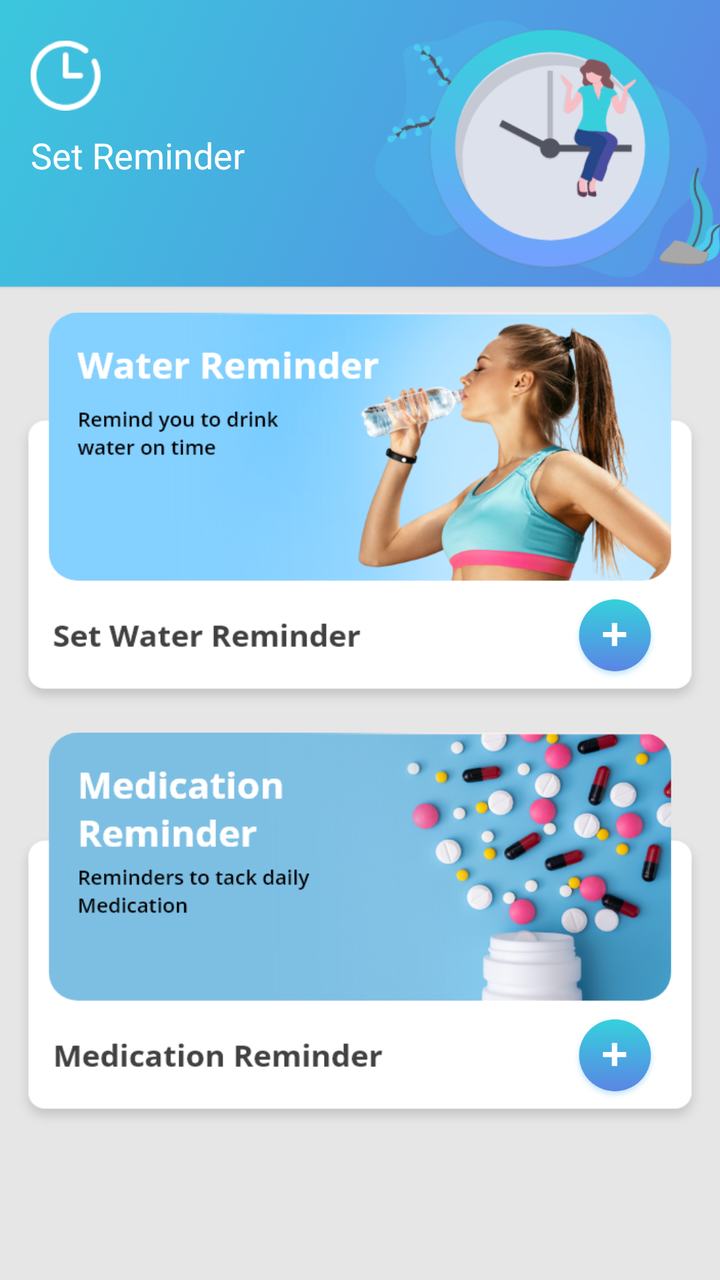
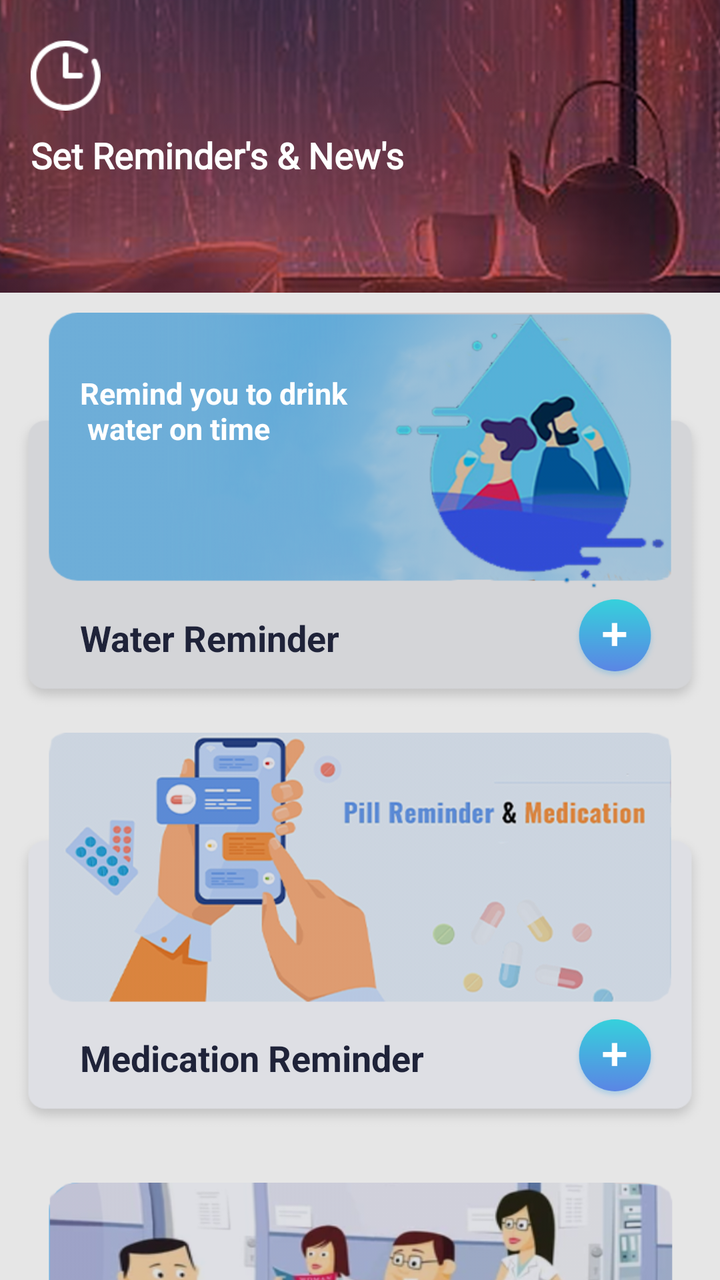

An Android layout rendered at two revisions. The XML below is the earlier revision; the diff shows what the commit changed to produce the second picture.
<!-- AndroidManifest.xml: application theme AppTheme -->
<!-- res/layout/fragment_reminder.xml -->
<?xml version="1.0" encoding="utf-8"?>
<RelativeLayout xmlns:android="http://schemas.android.com/apk/res/android"
    xmlns:aapt="http://schemas.android.com/aapt"
    xmlns:app="http://schemas.android.com/tools"
    xmlns:sweet="http://schemas.android.com/apk/res-auto"
    android:layout_width="match_parent"
    android:layout_height="match_parent"
    android:background="@color/gray_color">


    <RelativeLayout
        android:id="@+id/banner1"
        android:layout_width="match_parent"
        android:layout_height="wrap_content"
        android:layout_marginLeft="-5dp"
        android:layout_marginTop="-20dp"
        android:layout_marginRight="-5dp"
        android:background="@mipmap/banner_reminder">

        <ImageView
            android:id="@+id/i1"
            android:layout_width="35dp"
            android:layout_height="35dp"
            android:layout_marginLeft="@dimen/text_20"
            android:layout_marginTop="40dp"
            android:src="@mipmap/reminder_22" />

        <TextView
            android:layout_width="match_parent"
            android:layout_height="wrap_content"
            android:text="Set Reminder"
            android:textColor="@color/white"
            android:textSize="@dimen/text_18"
            android:layout_below="@+id/i1"
            android:layout_marginLeft="@dimen/text_20"
            android:layout_marginTop="10dp"
            android:fontFamily="@font/gothic"/>

    </RelativeLayout>

    <androidx.core.widget.NestedScrollView
        android:layout_width="match_parent"
        android:layout_below="@+id/banner1"
        android:layout_height="match_parent">


    <RelativeLayout
        android:layout_width="match_parent"
        android:layout_height="match_parent"
       >

        <RelativeLayout
            android:id="@+id/relaa1"
            android:layout_width="match_parent"
            android:layout_height="wrap_content"
            android:layout_marginLeft="5dp"
            android:layout_marginTop="10dp"
            android:layout_marginRight="5dp">

            <ImageView
                android:id="@+id/set_water"
                android:layout_width="match_parent"
                android:layout_height="wrap_content"
                android:background="@mipmap/set_water" />

            <ImageView
                android:id="@+id/butoon_plus"
                android:layout_width="45dp"
                android:layout_height="45dp"
                android:layout_below="@+id/set_water"
                android:layout_alignParentRight="true"
                android:layout_marginTop="-60dp"
                android:layout_marginRight="25dp"
                android:background="@mipmap/add_22" />
        </RelativeLayout>

        <RelativeLayout
            android:layout_below="@+id/relaa1"
            android:layout_width="match_parent"
            android:layout_height="wrap_content"
            android:layout_marginLeft="5dp"
            android:layout_marginTop="10dp"
            android:layout_marginRight="5dp">

            <ImageView
                android:id="@+id/set_medicion"
                android:layout_width="match_parent"
                android:layout_height="wrap_content"
                android:background="@mipmap/set_medication" />

            <ImageView
                android:id="@+id/butoon_plus1"
                android:layout_width="45dp"
                android:layout_height="45dp"
                android:layout_below="@+id/set_medicion"
                android:layout_alignParentRight="true"
                android:layout_marginTop="-60dp"
                android:layout_marginRight="25dp"
                android:background="@mipmap/add_22" />
        </RelativeLayout>


    </RelativeLayout>
    </androidx.core.widget.NestedScrollView>

</RelativeLayout>
<!-- resources referenced by this layout -->
<resources>
  <color name="gray_color">#E6E6E6</color>
  <color name="white">#ffffff</color>
  <dimen name="text_18">18sp</dimen>
  <dimen name="text_20">20sp</dimen>
  <!-- mipmap add_22: png bitmap (mipmap-xhdpi, 13308 bytes) -->
  <!-- mipmap banner_reminder: png bitmap (mipmap-xhdpi, 73555 bytes) -->
  <!-- mipmap reminder_22: png bitmap (mipmap-xhdpi, 1934 bytes) -->
  <!-- mipmap set_medication: png bitmap (mipmap-xhdpi, 176969 bytes) -->
  <!-- mipmap set_water: png bitmap (mipmap-xhdpi, 175886 bytes) -->
  <style name="AppTheme" parent="Theme.AppCompat.Light.DarkActionBar">
          
          <item name="colorPrimary">@color/colorPrimary</item>
          <item name="colorPrimaryDark">@color/colorPrimaryDark</item>
          <item name="colorAccent">@color/colorAccent</item>
      </style>
  <color name="colorPrimary">#36D1DC</color>
  <color name="colorPrimaryDark">#044fab</color>
  <color name="colorAccent">#03DAC5</color>
</resources>

<!-- the commit's change to res/layout/fragment_reminder.xml (unified diff, before → after) -->
@@ -15,7 +15,9 @@
         android:layout_marginLeft="-5dp"
         android:layout_marginTop="-20dp"
         android:layout_marginRight="-5dp"
-        android:background="@mipmap/banner_reminder">
+        android:backgroundTint="#C68B9F"
+        android:backgroundTintMode="multiply"
+        android:background="@mipmap/banner_reminder_top">
 
         <ImageView
             android:id="@+id/i1"
@@ -28,12 +30,13 @@
         <TextView
             android:layout_width="match_parent"
             android:layout_height="wrap_content"
-            android:text="Set Reminder"
+            android:text="Set Reminder's &amp; New's"
             android:textColor="@color/white"
             android:textSize="@dimen/text_18"
             android:layout_below="@+id/i1"
             android:layout_marginLeft="@dimen/text_20"
             android:layout_marginTop="10dp"
+            android:textStyle="bold"
             android:fontFamily="@font/gothic"/>
 
     </RelativeLayout>
@@ -46,8 +49,7 @@
 
     <RelativeLayout
         android:layout_width="match_parent"
-        android:layout_height="match_parent"
-       >
+        android:layout_height="match_parent">
 
         <RelativeLayout
             android:id="@+id/relaa1"
@@ -61,7 +63,32 @@
                 android:id="@+id/set_water"
                 android:layout_width="match_parent"
                 android:layout_height="wrap_content"
-                android:background="@mipmap/set_water" />
+                android:backgroundTint="#D4D5D8"
+                android:backgroundTintMode="multiply"
+                android:background="@mipmap/set_water_co" />
+
+            <TextView
+                android:layout_width="match_parent"
+                android:layout_height="wrap_content"
+                android:text="Remind you to drink\n water on time"
+                android:textColor="@color/white"
+                android:layout_marginStart="35dp"
+                android:layout_marginLeft="35dp"
+                android:layout_marginTop="30dp"
+                android:textStyle="bold"
+                android:textSize="15dp"/>
+
+            <TextView
+                android:layout_width="match_parent"
+                android:layout_height="wrap_content"
+                android:textSize="18dp"
+                android:padding="10dp"
+                android:layout_below="@+id/set_water"
+                android:layout_marginTop="-60dp"
+                android:layout_marginLeft="25dp"
+                android:textStyle="bold"
+                android:textColor="@color/colorPrimaryDark"
+                android:text="Water Reminder"/>
 
             <ImageView
                 android:id="@+id/butoon_plus"
@@ -75,6 +102,7 @@
         </RelativeLayout>
 
         <RelativeLayout
+            android:id="@+id/relaa2"
             android:layout_below="@+id/relaa1"
             android:layout_width="match_parent"
             android:layout_height="wrap_content"
@@ -86,7 +114,21 @@
                 android:id="@+id/set_medicion"
                 android:layout_width="match_parent"
                 android:layout_height="wrap_content"
-                android:background="@mipmap/set_medication" />
+                android:backgroundTint="#DEDFE4"
+                android:backgroundTintMode="multiply"
+                android:background="@mipmap/medication" />
+
+            <TextView
+                android:layout_width="match_parent"
+                android:layout_height="wrap_content"
+                android:textSize="18dp"
+                android:padding="10dp"
+                android:layout_below="@+id/set_medicion"
+                android:layout_marginTop="-85dp"
+                android:layout_marginLeft="25dp"
+                android:textStyle="bold"
+                android:textColor="@color/colorPrimaryDark"
+                android:text="Medication Reminder"/>
 
             <ImageView
                 android:id="@+id/butoon_plus1"
@@ -94,7 +136,46 @@
                 android:layout_height="45dp"
                 android:layout_below="@+id/set_medicion"
                 android:layout_alignParentRight="true"
-                android:layout_marginTop="-60dp"
+                android:layout_marginTop="-85dp"
+                android:layout_marginRight="25dp"
+                android:background="@mipmap/add_22" />
+        </RelativeLayout>
+
+        <RelativeLayout
+            android:id="@+id/relaa3"
+            android:layout_below="@+id/relaa2"
+            android:layout_width="match_parent"
+            android:layout_height="wrap_content"
+            android:layout_marginLeft="5dp"
+            android:layout_marginRight="5dp">
+
+            <ImageView
+                android:id="@+id/set_news"
+                android:layout_width="match_parent"
+                android:layout_height="wrap_content"
+                android:backgroundTint="#DEDFE4"
+                android:backgroundTintMode="multiply"
+                android:background="@mipmap/news_update" />
+
+            <TextView
+                android:layout_width="match_parent"
+                android:layout_height="wrap_content"
+                android:textSize="18dp"
+                android:padding="10dp"
+                android:layout_below="@+id/set_news"
+                android:layout_marginTop="-70dp"
+                android:layout_marginLeft="25dp"
+                android:textStyle="bold"
+                android:textColor="@color/colorPrimaryDark"
+                android:text="Health News"/>
+
+            <ImageView
+                android:id="@+id/butoon_go_health"
+                android:layout_width="45dp"
+                android:layout_height="45dp"
+                android:layout_below="@+id/set_news"
+                android:layout_alignParentRight="true"
+                android:layout_marginTop="-70dp"
                 android:layout_marginRight="25dp"
                 android:background="@mipmap/add_22" />
         </RelativeLayout>
<!-- resource entries referenced after the edit -->
@@ -5,18 +5,19 @@
   <dimen name="text_18">18sp</dimen>
   <dimen name="text_20">20sp</dimen>
   <!-- mipmap add_22: png bitmap (mipmap-xhdpi, 13308 bytes) -->
-  <!-- mipmap banner_reminder: png bitmap (mipmap-xhdpi, 73555 bytes) -->
+  <!-- mipmap banner_reminder_top: png bitmap (mipmap-xhdpi, 266242 bytes) -->
+  <!-- mipmap medication: png bitmap (mipmap-xhdpi, 86410 bytes) -->
+  <!-- mipmap news_update: png bitmap (mipmap-xhdpi, 167531 bytes) -->
   <!-- mipmap reminder_22: png bitmap (mipmap-xhdpi, 1934 bytes) -->
-  <!-- mipmap set_medication: png bitmap (mipmap-xhdpi, 176969 bytes) -->
-  <!-- mipmap set_water: png bitmap (mipmap-xhdpi, 175886 bytes) -->
+  <!-- mipmap set_water_co: png bitmap (mipmap-xhdpi, 93877 bytes) -->
   <style name="AppTheme" parent="Theme.AppCompat.Light.DarkActionBar">
           
           <item name="colorPrimary">@color/colorPrimary</item>
           <item name="colorPrimaryDark">@color/colorPrimaryDark</item>
           <item name="colorAccent">@color/colorAccent</item>
       </style>
-  <color name="colorPrimary">#36D1DC</color>
-  <color name="colorPrimaryDark">#044fab</color>
-  <color name="colorAccent">#03DAC5</color>
+  <color name="colorPrimary">#434A71</color>
+  <color name="colorPrimaryDark">#1F2339</color>
+  <color name="colorAccent">#1F2339</color>
 </resources>
 
